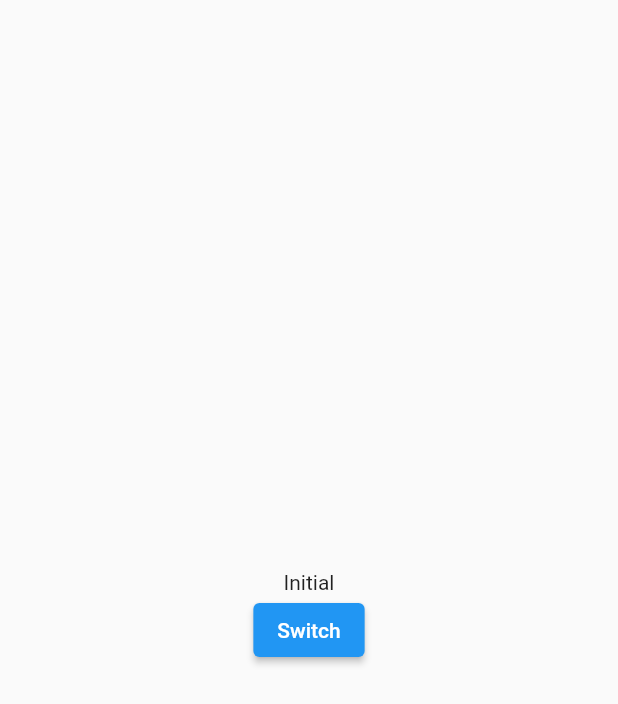
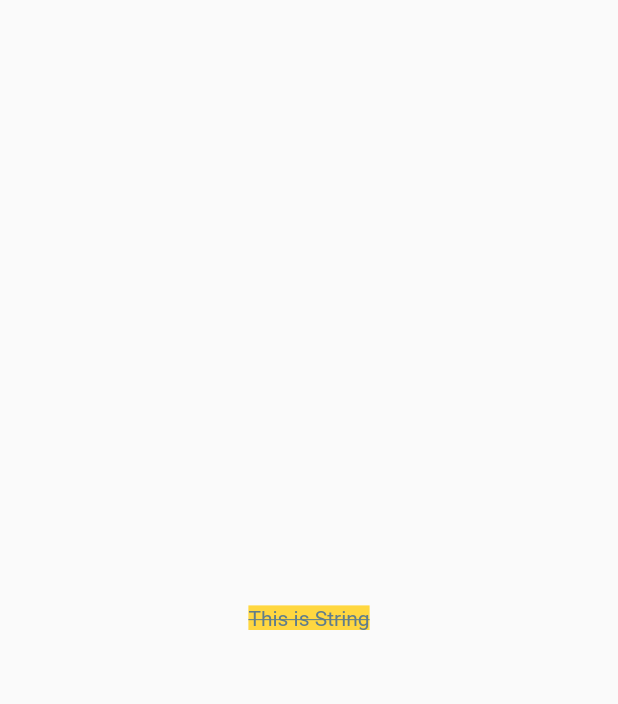
Before and after one commit to Peacefire1/flutter, a Flutter app: the screen it shows after launch, on a phone screen of 412 x 824 dp. Shown: the top 704 px of the screen. Run offline on Flutter 3.47's test engine with Material 2 defaults, Android fonts, the phone set to English and light mode, and no system bars.

Commit message:
About Text Widget

```diff
--- a/lib/home_page.dart
+++ b/lib/home_page.dart
@@ -1,89 +1,18 @@
 import 'package:flutter/material.dart';
 
-class HomePage extends StatefulWidget {
-  @override
-  State<HomePage> createState() => _HomePageState();
-}
-
-class _HomePageState extends State<HomePage> {
-  String title = "Initial";
-
-  @override
-  void initState() {
-    print("init state");
-    super.initState();
-  }
-
-  void setTitile() {
-    setState(() {
-      title = "Switched";
-    });
-  }
-
-  @override
-  void reassemble() {
-    // TODO: implement reassemble
-    print("ressemble");
-    super.reassemble();
-  }
-
-  @override
-  void setState(VoidCallback fn) {
-    // TODO: implement setState
-    print("Did setState");
-    super.setState(fn);
-  }
-
-  @override
-  void deactivate() {
-    // TODO: implement deactivate
-    print("deactived");
-    super.deactivate();
-  }
-
-  @override
-  void activate() {
-    // TODO: implement activate
-    print("activated");
-    super.activate();
-  }
-
-  @override
-  void dispose() {
-    // TODO: implement dispose
-    print("widget ashiglaj duussanii daraa duudagddag ");
-    super.dispose();
-  }
-
-  @override
-  void didUpdateWidget(covariant HomePage oldWidget) {
-    // TODO: implement didUpdateWidget
-    print('did update widget');
-    super.didUpdateWidget(oldWidget);
-  }
-
+class HomePage extends StatelessWidget {
   @override
   Widget build(BuildContext context) {
     return Scaffold(
-        body: Center(
-      child: Column(
-        mainAxisAlignment: MainAxisAlignment.center,
-        crossAxisAlignment: CrossAxisAlignment.center,
-        children: [
-          MyText(title),
-          ElevatedButton(onPressed: setTitile, child: Text("Switch"))
-        ],
+      body: Center(
+        child: Text(
+          "This is String",
+          style: TextStyle(
+              backgroundColor: Colors.amberAccent,
+              color: Colors.blueGrey,
+              decoration: TextDecoration.lineThrough),
+        ),
       ),
-    ));
+    );
   }
 }
-
-class MyText extends StatelessWidget {
-  String title;
-  MyText(this.title);
-
-  @override
-  Widget build(BuildContext context) {
-    return Text(title);
-  }
-}
```
